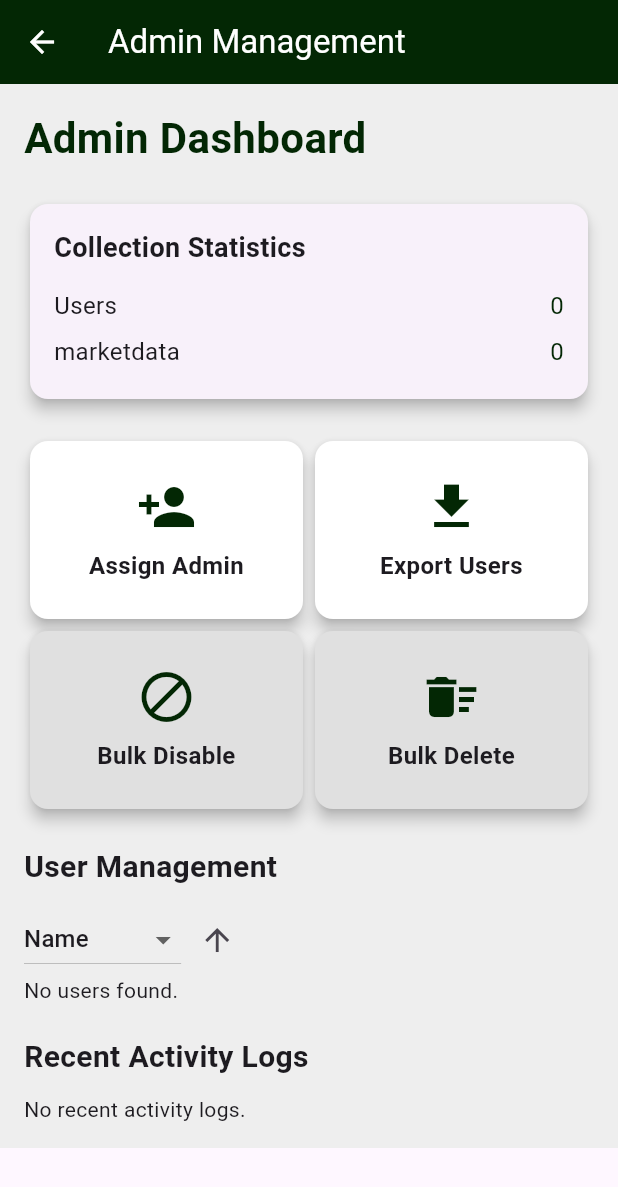
After one commit to Fabrone/Kilimo-Mkononi, a Flutter app: the AdminManagementScreen screen opened directly, on a phone screen of 412 x 824 dp. The commit adds this screen. Shown: the top 1187 px of the screen. Run offline on Flutter 3.47's test engine with Material 3 defaults, Android fonts, the phone set to English and light mode, and no system bars; our stand-ins replace carousel_slider, cloud_firestore, csv, firebase_auth, firebase_core, fl_chart and 6 more; accounts and stored records are empty.

Commit message:
Admin page set-up and implementation

```diff
--- /dev/null
+++ b/lib/screens/adminmanagementscreen.dart
@@ -0,0 +1,530 @@
+import 'package:cloud_firestore/cloud_firestore.dart';
+import 'package:firebase_auth/firebase_auth.dart';
+import 'package:flutter/material.dart';
+import 'package:logger/logger.dart';
+import 'package:csv/csv.dart';
+import 'package:path_provider/path_provider.dart';
+import 'dart:io';
+
+class AdminManagementScreen extends StatefulWidget {
+  const AdminManagementScreen({super.key});
+
+  @override
+  State<AdminManagementScreen> createState() => _AdminManagementScreenState();
+}
+
+class _AdminManagementScreenState extends State<AdminManagementScreen> {
+  final logger = Logger(printer: PrettyPrinter());
+  final TextEditingController _uidController = TextEditingController();
+  String _sortField = 'fullName';
+  bool _sortAscending = true;
+  final List<String> _selectedUserIds = [];
+  final List<String> _keyCollections = ['Users', 'marketdata'];
+
+  Future<void> _assignAdminRole(String uid) async {
+    try {
+      await FirebaseFirestore.instance.collection('Users').doc(uid).update({
+        'role': 'admin',
+      });
+      _logActivity('Assigned admin role to $uid');
+      if (mounted) {
+        ScaffoldMessenger.of(context).showSnackBar(
+          const SnackBar(content: Text('Admin role assigned successfully!')),
+        );
+      }
+      logger.i('Admin role assigned to UID: $uid');
+    } catch (e) {
+      if (mounted) {
+        ScaffoldMessenger.of(context).showSnackBar(
+          SnackBar(content: Text('Error assigning admin role: $e')),
+        );
+      }
+      logger.e('Error assigning admin role: $e');
+    }
+  }
+
+  Future<void> _disableUser(String uid) async {
+    try {
+      await FirebaseFirestore.instance.collection('Users').doc(uid).update({
+        'isDisabled': true,
+      });
+      _logActivity('Disabled user $uid');
+      if (mounted) {
+        ScaffoldMessenger.of(context).showSnackBar(
+          const SnackBar(content: Text('User account disabled successfully!')),
+        );
+      }
+      logger.i('User disabled: $uid');
+    } catch (e) {
+      if (mounted) {
+        ScaffoldMessenger.of(context).showSnackBar(
+          SnackBar(content: Text('Error disabling user: $e')),
+        );
+      }
+      logger.e('Error disabling user: $e');
+    }
+  }
+
+  Future<void> _deleteUser(String uid) async {
+    try {
+      await FirebaseFirestore.instance.collection('Users').doc(uid).delete();
+      _logActivity('Deleted user $uid');
+      if (mounted) {
+        ScaffoldMessenger.of(context).showSnackBar(
+          const SnackBar(content: Text('User deleted from Firestore!')),
+        );
+      }
+      logger.i('User deleted from Firestore: $uid');
+    } catch (e) {
+      if (mounted) {
+        ScaffoldMessenger.of(context).showSnackBar(
+          SnackBar(content: Text('Error deleting user: $e')),
+        );
+      }
+      logger.e('Error deleting user: $e');
+    }
+  }
+
+  Future<void> _resetPassword(String email) async {
+    try {
+      await FirebaseAuth.instance.sendPasswordResetEmail(email: email);
+      _logActivity('Sent password reset for $email');
+      if (mounted) {
+        ScaffoldMessenger.of(context).showSnackBar(
+          const SnackBar(content: Text('Password reset email sent!')),
+        );
+      }
+      logger.i('Password reset email sent to: $email');
+    } catch (e) {
+      if (mounted) {
+        ScaffoldMessenger.of(context).showSnackBar(
+          SnackBar(content: Text('Error sending password reset: $e')),
+        );
+      }
+      logger.e('Error sending password reset: $e');
+    }
+  }
+
+  Future<void> _bulkDisableUsers() async {
+    try {
+      for (String uid in _selectedUserIds) {
+        await FirebaseFirestore.instance.collection('Users').doc(uid).update({
+          'isDisabled': true,
+        });
+      }
+      _logActivity('Bulk disabled users: ${_selectedUserIds.join(', ')}');
+      if (mounted) {
+        ScaffoldMessenger.of(context).showSnackBar(
+          const SnackBar(content: Text('Selected users disabled successfully!')),
+        );
+      }
+      setState(() => _selectedUserIds.clear());
+    } catch (e) {
+      if (mounted) {
+        ScaffoldMessenger.of(context).showSnackBar(
+          SnackBar(content: Text('Error bulk disabling users: $e')),
+        );
+      }
+      logger.e('Error bulk disabling users: $e');
+    }
+  }
+
+  Future<void> _bulkDeleteUsers() async {
+    try {
+      for (String uid in _selectedUserIds) {
+        await FirebaseFirestore.instance.collection('Users').doc(uid).delete();
+      }
+      _logActivity('Bulk deleted users: ${_selectedUserIds.join(', ')}');
+      if (mounted) {
+        ScaffoldMessenger.of(context).showSnackBar(
+          const SnackBar(content: Text('Selected users deleted from Firestore!')),
+        );
+      }
+      setState(() => _selectedUserIds.clear());
+    } catch (e) {
+      if (mounted) {
+        ScaffoldMessenger.of(context).showSnackBar(
+          SnackBar(content: Text('Error bulk deleting users: $e')),
+        );
+      }
+      logger.e('Error bulk deleting users: $e');
+    }
+  }
+
+  Future<void> _logActivity(String action) async {
+    await FirebaseFirestore.instance.collection('admin_logs').add({
+      'action': action,
+      'timestamp': Timestamp.now(),
+      'adminUid': FirebaseAuth.instance.currentUser?.uid,
+    });
+  }
+
+  Future<void> _exportUsersToCsv() async {
+    final usersSnapshot = await FirebaseFirestore.instance.collection('Users').get();
+    List<List<dynamic>> csvData = [
+      ['UID', 'Name', 'Email', 'Age', 'Gender', 'Phone', 'Location', 'National ID', 'Status'],
+    ];
+    for (var doc in usersSnapshot.docs) {
+      final user = doc.data();
+      final age = user['dateOfBirth'] != null ? _calculateAge(user['dateOfBirth']) : 'N/A';
+      csvData.add([
+        doc.id,
+        user['fullName'] ?? 'N/A',
+        user['email'] ?? 'N/A',
+        age,
+        user['gender'] ?? 'N/A',
+        user['phoneNumber'] ?? 'N/A',
+        user['location'] ?? 'N/A',
+        user['nationalId'] ?? 'N/A',
+        user['isDisabled'] == true ? 'Disabled' : 'Active',
+      ]);
+    }
+    String csv = const ListToCsvConverter().convert(csvData);
+    final directory = await getExternalStorageDirectory();
+    final file = File('${directory!.path}/users_export_${DateTime.now().millisecondsSinceEpoch}.csv');
+    await file.writeAsString(csv);
+    if (mounted) {
+      ScaffoldMessenger.of(context).showSnackBar(
+        SnackBar(content: Text('Users exported to ${file.path}')),
+      );
+    }
+  }
+
+  int _calculateAge(Timestamp dob) {
+    DateTime birthDate = dob.toDate();
+    DateTime today = DateTime.now();
+    int age = today.year - birthDate.year;
+    if (today.month < birthDate.month || (today.month == birthDate.month && today.day < birthDate.day)) {
+      age--;
+    }
+    return age;
+  }
+
+  @override
+  void dispose() {
+    _uidController.dispose();
+    super.dispose();
+  }
+
+  @override
+  Widget build(BuildContext context) {
+    return Scaffold(
+      appBar: AppBar(
+        title: const Text('Admin Management', style: TextStyle(color: Colors.white)),
+        backgroundColor: const Color.fromARGB(255, 3, 39, 4),
+        foregroundColor: Colors.white,
+      ),
+      body: Container(
+        color: Colors.grey[200],
+        padding: const EdgeInsets.all(16.0),
+        child: SingleChildScrollView(
+          child: Column(
+            crossAxisAlignment: CrossAxisAlignment.start,
+            children: [
+              const Text(
+                'Admin Dashboard',
+                style: TextStyle(fontSize: 28, fontWeight: FontWeight.bold, color: Color.fromARGB(255, 3, 39, 4)),
+              ),
+              const SizedBox(height: 20),
+              _buildCollectionStats(),
+              const SizedBox(height: 20),
+              _buildManagementOptions(),
+              const SizedBox(height: 20),
+              _buildUserList(),
+              const SizedBox(height: 20),
+              _buildActivityLogs(),
+            ],
+          ),
+        ),
+      ),
+    );
+  }
+
+  Widget _buildCollectionStats() {
+    return Card(
+      elevation: 4,
+      shape: RoundedRectangleBorder(borderRadius: BorderRadius.circular(12)),
+      child: Padding(
+        padding: const EdgeInsets.all(16.0),
+        child: Column(
+          crossAxisAlignment: CrossAxisAlignment.start,
+          children: [
+            const Text(
+              'Collection Statistics',
+              style: TextStyle(fontSize: 18, fontWeight: FontWeight.bold),
+            ),
+            const SizedBox(height: 10),
+            ..._keyCollections.map((collection) => StreamBuilder<QuerySnapshot>(
+                  stream: FirebaseFirestore.instance.collection(collection).snapshots(),
+                  builder: (context, snapshot) {
+                    if (snapshot.connectionState == ConnectionState.waiting) {
+                      return const CircularProgressIndicator();
+                    }
+                    final count = snapshot.data?.docs.length ?? 0;
+                    return Padding(
+                      padding: const EdgeInsets.symmetric(vertical: 4.0),
+                      child: Row(
+                        mainAxisAlignment: MainAxisAlignment.spaceBetween,
+                        children: [
+                          Text(collection, style: const TextStyle(fontSize: 16)),
+                          Text('$count', style: const TextStyle(fontSize: 16, color: Color.fromARGB(255, 3, 39, 4))),
+                        ],
+                      ),
+                    );
+                  },
+                )),
+          ],
+        ),
+      ),
+    );
+  }
+
+  Widget _buildManagementOptions() {
+    return GridView.count(
+      crossAxisCount: 2,
+      shrinkWrap: true,
+      physics: const NeverScrollableScrollPhysics(),
+      childAspectRatio: 1.5,
+      children: [
+        _buildOptionCard('Assign Admin', Icons.person_add, () => _showAssignAdminDialog()),
+        _buildOptionCard('Export Users', Icons.file_download, _exportUsersToCsv),
+        _buildOptionCard('Bulk Disable', Icons.block, _selectedUserIds.isNotEmpty ? _bulkDisableUsers : null),
+        _buildOptionCard('Bulk Delete', Icons.delete_sweep, _selectedUserIds.isNotEmpty ? _bulkDeleteUsers : null),
+      ],
+    );
+  }
+
+  Widget _buildOptionCard(String title, IconData icon, VoidCallback? onTap) {
+    return GestureDetector(
+      onTap: onTap,
+      child: Card(
+        elevation: 4,
+        shape: RoundedRectangleBorder(borderRadius: BorderRadius.circular(12)),
+        color: onTap == null ? Colors.grey[300] : Colors.white,
+        child: Padding(
+          padding: const EdgeInsets.all(12.0),
+          child: Column(
+            mainAxisAlignment: MainAxisAlignment.center,
+            children: [
+              Icon(icon, size: 40, color: const Color.fromARGB(255, 3, 39, 4)),
+              const SizedBox(height: 8),
+              Text(
+                title,
+                textAlign: TextAlign.center,
+                style: const TextStyle(fontSize: 16, fontWeight: FontWeight.bold),
+              ),
+            ],
+          ),
+        ),
+      ),
+    );
+  }
+
+  void _showAssignAdminDialog() {
+    showDialog(
+      context: context,
+      builder: (context) => AlertDialog(
+        title: const Text('Assign Admin Role'),
+        content: TextField(
+          controller: _uidController,
+          decoration: InputDecoration(
+            labelText: 'Enter User UID',
+            hintText: 'e.g., abc123xyz789',
+            border: OutlineInputBorder(borderRadius: BorderRadius.circular(12)),
+          ),
+        ),
+        actions: [
+          TextButton(
+            onPressed: () => Navigator.pop(context),
+            child: const Text('Cancel'),
+          ),
+          TextButton(
+            onPressed: () {
+              if (_uidController.text.isEmpty) {
+                ScaffoldMessenger.of(context).showSnackBar(
+                  const SnackBar(content: Text('Please enter a UID')),
+                );
+                return;
+              }
+              _assignAdminRole(_uidController.text);
+              Navigator.pop(context);
+              _uidController.clear();
+            },
+            child: const Text('Assign'),
+          ),
+        ],
+      ),
+    );
+  }
+
+  Widget _buildUserList() {
+    return Column(
+      crossAxisAlignment: CrossAxisAlignment.start,
+      children: [
+        const Text(
+          'User Management',
+          style: TextStyle(fontSize: 20, fontWeight: FontWeight.bold),
+        ),
+        const SizedBox(height: 10),
+        Row(
+          children: [
+            DropdownButton<String>(
+              value: _sortField,
+              items: const [
+                DropdownMenuItem(value: 'fullName', child: Text('Name')),
+                DropdownMenuItem(value: 'email', child: Text('Email')),
+                DropdownMenuItem(value: 'age', child: Text('Age')),
+                DropdownMenuItem(value: 'gender', child: Text('Gender')),
+                DropdownMenuItem(value: 'phoneNumber', child: Text('Phone')),
+                DropdownMenuItem(value: 'location', child: Text('Location')),
+                DropdownMenuItem(value: 'nationalId', child: Text('National ID')),
+              ],
+              onChanged: (value) {
+                setState(() {
+                  _sortField = value!;
+                });
+              },
+            ),
+            IconButton(
+              icon: Icon(_sortAscending ? Icons.arrow_upward : Icons.arrow_downward),
+              onPressed: () {
+                setState(() {
+                  _sortAscending = !_sortAscending;
+                });
+              },
+            ),
+          ],
+        ),
+        StreamBuilder<QuerySnapshot>(
+          stream: FirebaseFirestore.instance
+              .collection('Users')
+              .orderBy(_sortField == 'age' ? 'dateOfBirth' : _sortField, descending: !_sortAscending)
+              .snapshots(),
+          builder: (context, snapshot) {
+            if (snapshot.connectionState == ConnectionState.waiting) {
+              return const Center(child: CircularProgressIndicator());
+            }
+            if (snapshot.hasError) {
+              return Text('Error: ${snapshot.error}');
+            }
+            if (!snapshot.hasData || snapshot.data!.docs.isEmpty) {
+              return const Text('No users found.');
+            }
+            final users = snapshot.data!.docs;
+            return ListView.builder(
+              shrinkWrap: true,
+              physics: const NeverScrollableScrollPhysics(),
+              itemCount: users.length,
+              itemBuilder: (context, index) {
+                final user = users[index].data() as Map<String, dynamic>;
+                final uid = users[index].id;
+                final age = user['dateOfBirth'] != null ? _calculateAge(user['dateOfBirth']) : 'N/A';
+                return Card(
+                  elevation: 2,
+                  margin: const EdgeInsets.symmetric(vertical: 8),
+                  shape: RoundedRectangleBorder(borderRadius: BorderRadius.circular(12)),
+                  child: ListTile(
+                    leading: Checkbox(
+                      value: _selectedUserIds.contains(uid),
+                      onChanged: (bool? value) {
+                        setState(() {
+                          if (value == true) {
+                            _selectedUserIds.add(uid);
+                          } else {
+                            _selectedUserIds.remove(uid);
+                          }
+                        });
+                      },
+                    ),
+                    title: Text(user['fullName'] ?? 'No Name', style: const TextStyle(fontWeight: FontWeight.bold)),
+                    subtitle: Column(
+                      crossAxisAlignment: CrossAxisAlignment.start,
+                      children: [
+                        Text('Email: ${user['email'] ?? 'N/A'}'),
+                        Text('Age: $age'),
+                        Text('Gender: ${user['gender'] ?? 'N/A'}'),
+                        Text('Phone: ${user['phoneNumber'] ?? 'N/A'}'),
+                        Text('Location: ${user['location'] ?? 'N/A'}'),
+                        Text('National ID: ${user['nationalId'] ?? 'N/A'}'),
+                        Text('Status: ${user['isDisabled'] == true ? 'Disabled' : 'Active'}'),
+                      ],
+                    ),
+                    trailing: Row(
+                      mainAxisSize: MainAxisSize.min,
+                      children: [
+                        IconButton(
+                          icon: const Icon(Icons.block, color: Colors.orange),
+                          onPressed: () => _disableUser(uid),
+                          tooltip: 'Disable User',
+                        ),
+                        IconButton(
+                          icon: const Icon(Icons.delete, color: Colors.red),
+                          onPressed: () => _deleteUser(uid),
+                          tooltip: 'Delete User',
+                        ),
+                        IconButton(
+                          icon: const Icon(Icons.lock_reset, color: Colors.blue),
+                          onPressed: () => _resetPassword(user['email'] ?? ''),
+                          tooltip: 'Reset Password',
+                        ),
+                      ],
+                    ),
+                  ),
+                );
+              },
+            );
+          },
+        ),
+      ],
+    );
+  }
+
+  Widget _buildActivityLogs() {
+    return Column(
+      crossAxisAlignment: CrossAxisAlignment.start,
+      children: [
+        const Text(
+          'Recent Activity Logs',
+          style: TextStyle(fontSize: 20, fontWeight: FontWeight.bold),
+        ),
+        const SizedBox(height: 10),
+        StreamBuilder<QuerySnapshot>(
+          stream: FirebaseFirestore.instance
+              .collection('admin_logs')
+              .orderBy('timestamp', descending: true)
+              .limit(10)
+              .snapshots(),
+          builder: (context, snapshot) {
+            if (snapshot.connectionState == ConnectionState.waiting) {
+              return const Center(child: CircularProgressIndicator());
+            }
+            if (snapshot.hasError) {
+              return Text('Error: ${snapshot.error}');
+            }
+            if (!snapshot.hasData || snapshot.data!.docs.isEmpty) {
+              return const Text('No recent activity logs.');
+            }
+            final logs = snapshot.data!.docs;
+            return ListView.builder(
+              shrinkWrap: true,
+              physics: const NeverScrollableScrollPhysics(),
+              itemCount: logs.length,
+              itemBuilder: (context, index) {
+                final log = logs[index].data() as Map<String, dynamic>;
+                final timestamp = (log['timestamp'] as Timestamp).toDate();
+                return Card(
+                  elevation: 2,
+                  margin: const EdgeInsets.symmetric(vertical: 4),
+                  child: ListTile(
+                    title: Text(log['action']),
+                    subtitle: Text('By: ${log['adminUid']} at $timestamp'),
+                  ),
+                );
+              },
+            );
+          },
+        ),
+      ],
+    );
+  }
+}
--- a/pubspec.yaml
+++ b/pubspec.yaml
@@ -53,6 +53,8 @@ dependencies:
   fl_chart: ^0.70.2
   flutter_local_notifications: ^18.0.1
   timezone: ^0.10.0
+  csv: ^6.0.0
+  path_provider: ^2.1.5
 
 dev_dependencies:
   flutter_test:
```
Also changed, not shown: lib/home.dart (+80 -15 lines), lib/models/user_model.dart (+59 -1 lines), pubspec.lock, 1 other file.
